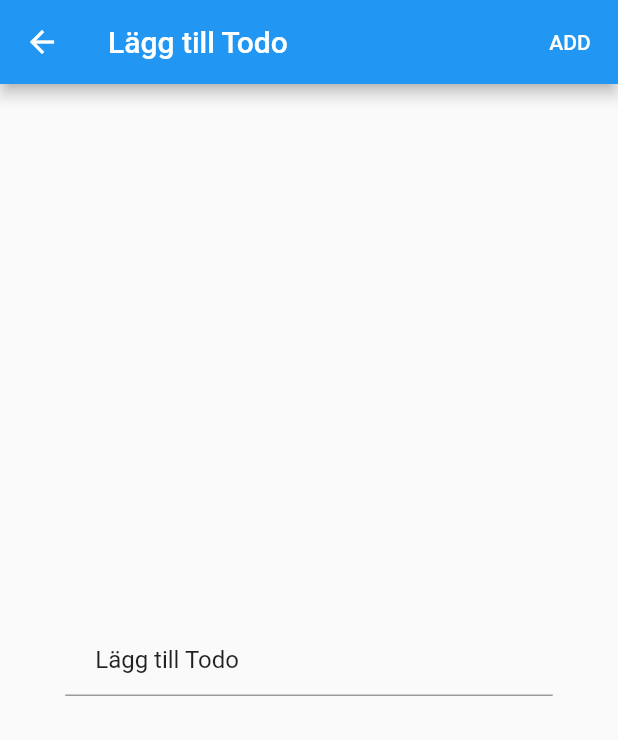
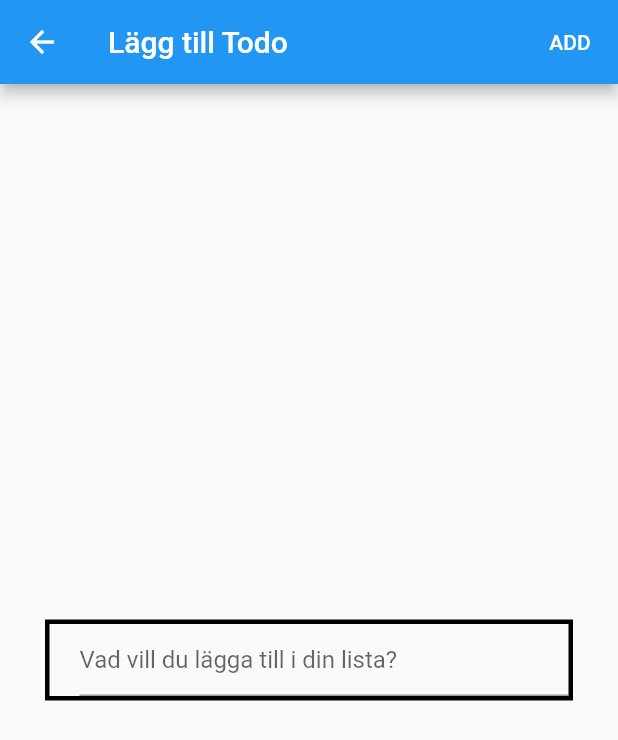
Before and after one commit to gu-tig169-ht21/gushallger, a Flutter app: the AddTodo screen opened directly, on a phone screen of 412 x 824 dp. Shown: the top 740 px of the screen. Run offline on Flutter 3.47's test engine with Material 2 defaults, Android fonts, the phone set to English and light mode, and no system bars; network calls fail.

Commit message:
Min fungerande och slutgiltiga App.
Detta är min slutgiltiga app. Hade jag haft mer tid så skulle jag gett mig på att ändra så att jag bara lägger Stringen attGora istället för alla tre variablerna

```diff
--- a/lib/add_todo.dart
+++ b/lib/add_todo.dart
@@ -1,5 +1,6 @@
-import 'package:flutter/material.dart';
-import 'todo_item.dart';
+import 'package:firstapp/api_page.dart';
+import "package:flutter/material.dart";
+import "todo_item.dart";
 
 class AddTodo extends StatefulWidget {
   const AddTodo({Key? key, required this.todo}) : super(key: key);
@@ -13,12 +14,14 @@ class AddTodo extends StatefulWidget {
 class AddTodoState extends State<AddTodo> {
   late String attGora;
   late bool done;
+  late String id;
 
   late TextEditingController textEditingController;
 
   AddTodoState(TodoItem sak) {
     this.attGora = sak.attGora;
     this.done = sak.done;
+    this.id = sak.id;
 
     textEditingController = TextEditingController(text: sak.attGora);
 
@@ -33,20 +36,27 @@ class AddTodoState extends State<AddTodo> {
         appBar: AppBar(title: Text("Lägg till Todo"), actions: [
           TextButton(
               onPressed: () {
-                Navigator.pop(context, TodoItem(attGora: attGora, done: done));
+                Navigator.pop(context,
+                    TodoItem(attGora: attGora, done: done, id: "temp id"));
               },
-              child: Text(
+              child: const Text(
                 "ADD",
                 style: TextStyle(color: Colors.white),
               ))
         ]),
         body: Center(
           child: Container(
-            width: 325.0,
-            child: TextField(
+            margin: const EdgeInsets.all(30),
+            decoration: BoxDecoration(
+                border: Border.all(color: Colors.black, width: 3)),
+            child: Padding(
+              padding: const EdgeInsets.only(left: 20),
+              child: TextField(
+                controller: textEditingController,
                 decoration: const InputDecoration(
-                    contentPadding: EdgeInsets.only(left: 20)),
-                controller: textEditingController),
+                    hintText: "Vad vill du lägga till i din lista?"),
+              ),
+            ),
           ),
         ));
   }
--- a/lib/item_list_view.dart
+++ b/lib/item_list_view.dart
@@ -41,9 +41,10 @@ class ItemListView extends StatelessWidget {
               context,
               MaterialPageRoute(
                   builder: (context) => AddTodo(
-                      todo: TodoItem(attGora: "Lägg till Todo", done: false))));
+                      todo:
+                          TodoItem(attGora: "", done: false, id: "temp id"))));
           if (newSak != null) {
-            Provider.of<MyState>(context, listen: false).addTodo(newSak);
+            Provider.of<MyState>(context, listen: false).addItem(newSak);
           }
         },
       ),
--- a/lib/main.dart
+++ b/lib/main.dart
@@ -5,6 +5,7 @@ import './item_list_view.dart';
 
 void main() {
   var state = MyState();
+  state.fetchTodo();
 
   runApp(ChangeNotifierProvider(create: (context) => state, child: MyApp()));
 }
--- a/pubspec.yaml
+++ b/pubspec.yaml
@@ -27,6 +27,7 @@ environment:
 # the latest version available on pub.dev. To see which dependencies have newer
 # versions available, run `flutter pub outdated`.
 dependencies:
+  http: any
   flutter:
     sdk: flutter
 
```
Also changed, not shown: lib/api_page.dart (added, +45 -0 lines), lib/item_list.dart (+12 -3 lines), lib/todo_item.dart (+41 -8 lines), pubspec.lock.
